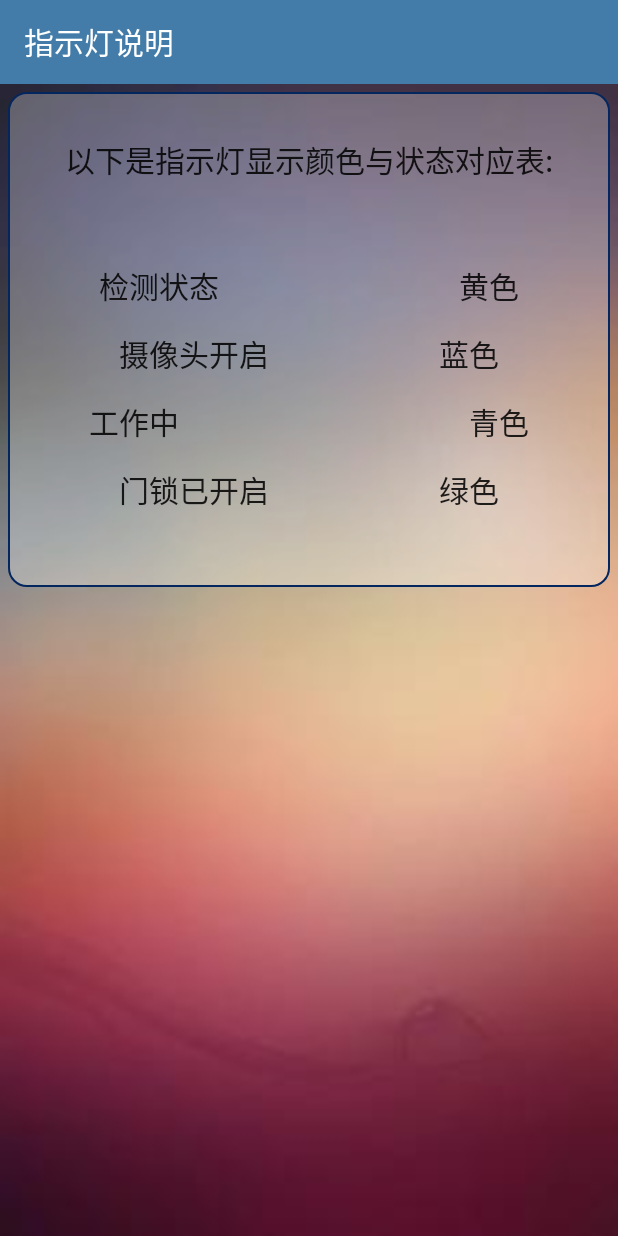
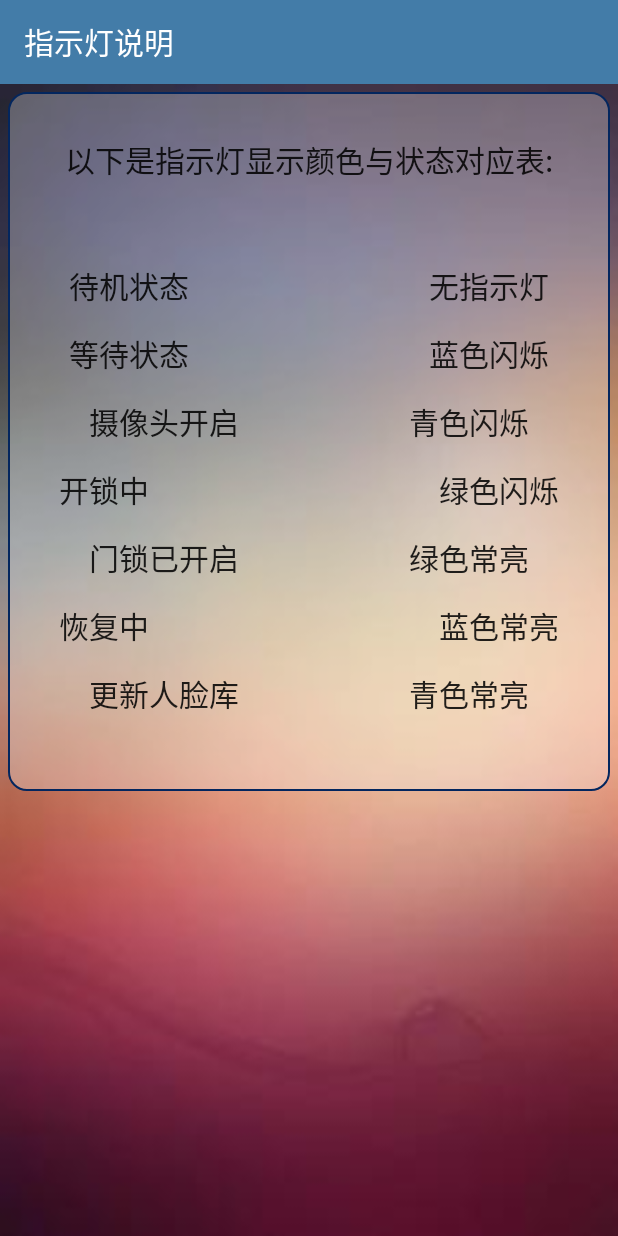
Before and after one commit to aow-otto/Intelligent-Door-Lock, an Android app: the IndicatorLightActivity screen opened directly, with no data from a screen before it, on a phone screen of 412 x 824 dp. Run offline under Robolectric (Android 15) with nearby library versions, the phone set to English and light mode, and no system bars.

Commit message:
默认更改列表

```diff
--- a/app/src/main/res/values/strings.xml
+++ b/app/src/main/res/values/strings.xml
@@ -19,7 +19,7 @@
     <string name="quxiaodingshikaiguanji">取消定时开关机</string>
     <string name="indicator_light_introduction">
         以下是指示灯显示颜色与状态对应表:\n
-        \n检测状态\t\t\t\t\t\t\t\t\t\t\t\t黄色\n摄像头开启\t\t\t\t\t\t\t\t\t蓝色\n工作中\t\t\t\t\t\t\t\t\t\t\t\t\t\t\t青色\n门锁已开启\t\t\t\t\t\t\t\t\t绿色
+        \n待机状态\t\t\t\t\t\t\t\t\t\t\t\t无指示灯\n等待状态\t\t\t\t\t\t\t\t\t\t\t\t蓝色闪烁\n摄像头开启\t\t\t\t\t\t\t\t\t青色闪烁\n开锁中\t\t\t\t\t\t\t\t\t\t\t\t\t\t\t绿色闪烁\n门锁已开启\t\t\t\t\t\t\t\t\t绿色常亮\n恢复中\t\t\t\t\t\t\t\t\t\t\t\t\t\t\t蓝色常亮\n更新人脸库\t\t\t\t\t\t\t\t\t青色常亮
     </string>
     <string name="aboutus">关于我们</string>
 </resources>
```
